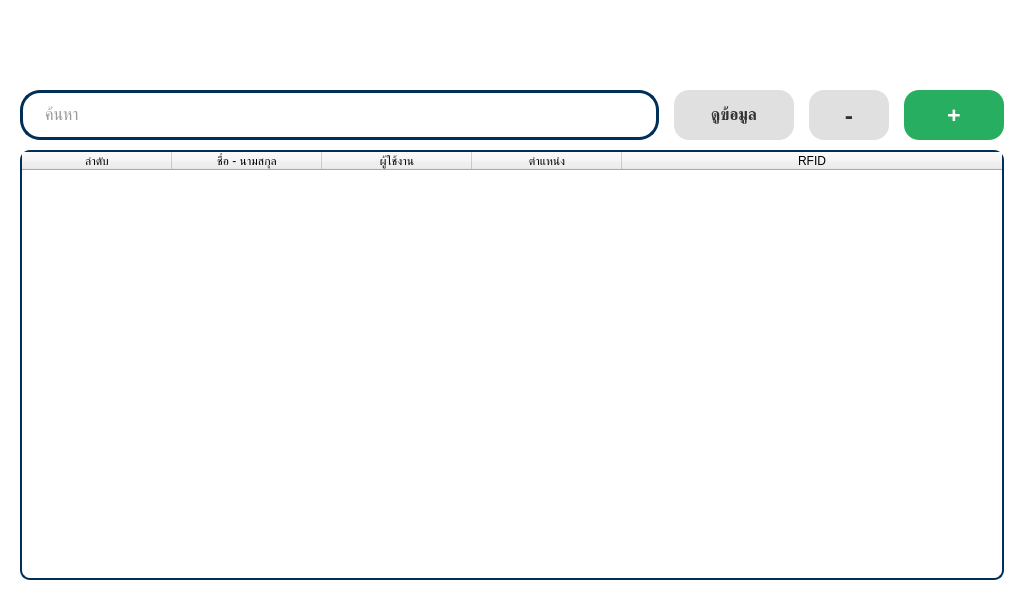
Above: ui/screens/user_lists.ui from admin-adasoft/A9 before the change. Below: the same form after it.
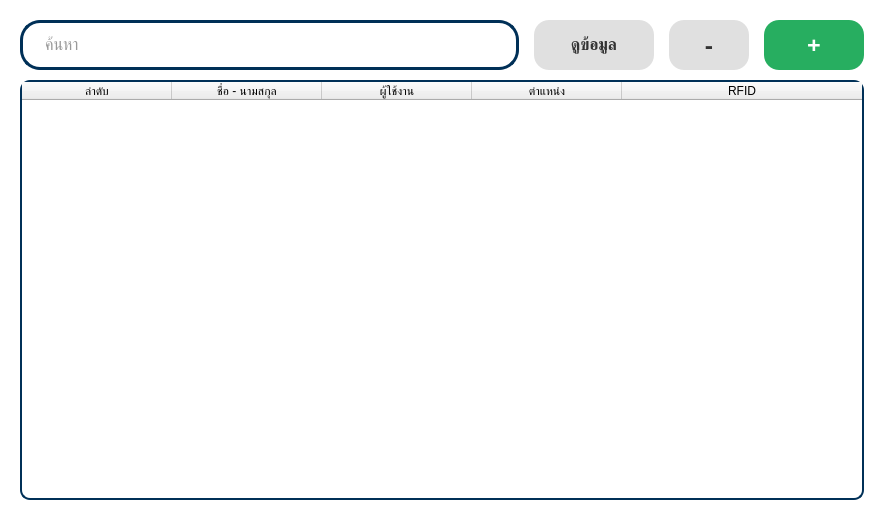
That is the form after the change. Custom widgets are drawn as their Qt base class.

```diff
--- a/ui/screens/user_lists.ui
+++ b/ui/screens/user_lists.ui
@@ -6,20 +6,20 @@
    <rect>
     <x>0</x>
     <y>0</y>
-    <width>1024</width>
-    <height>600</height>
+    <width>884</width>
+    <height>520</height>
    </rect>
   </property>
   <property name="minimumSize">
    <size>
-    <width>1024</width>
-    <height>600</height>
+    <width>884</width>
+    <height>520</height>
    </size>
   </property>
   <property name="maximumSize">
    <size>
-    <width>1024</width>
-    <height>600</height>
+    <width>884</width>
+    <height>520</height>
    </size>
   </property>
   <property name="font">
@@ -194,22 +194,6 @@
     <property name="bottomMargin">
      <number>20</number>
     </property>
-    <item>
-     <widget class="HeaderBWidget" name="ofrm_header" native="true">
-      <property name="minimumSize">
-       <size>
-        <width>0</width>
-        <height>80</height>
-       </size>
-      </property>
-      <property name="maximumSize">
-       <size>
-        <width>16777215</width>
-        <height>80</height>
-       </size>
-      </property>
-     </widget>
-    </item>
     <item>
      <spacer name="verticalSpacer">
       <property name="orientation">
@@ -221,7 +205,7 @@
       <property name="sizeHint" stdset="0">
        <size>
         <width>20</width>
-        <height>10</height>
+        <height>20</height>
        </size>
       </property>
      </spacer>
@@ -248,18 +232,6 @@
         <property name="spacing">
          <number>15</number>
         </property>
-        <property name="leftMargin">
-         <number>0</number>
-        </property>
-        <property name="topMargin">
-         <number>0</number>
-        </property>
-        <property name="rightMargin">
-         <number>0</number>
-        </property>
-        <property name="bottomMargin">
-         <number>0</number>
-        </property>
         <item>
          <widget class="QLineEdit" name="otxt_search">
           <property name="minimumSize">
@@ -277,7 +249,7 @@
           <property name="font">
            <font>
             <family>Poppins</family>
-            <pointsize>14</pointsize>
+            <pointsize>-1</pointsize>
            </font>
           </property>
           <property name="placeholderText">
@@ -432,14 +404,6 @@
    </layout>
   </widget>
  </widget>
- <customwidgets>
-  <customwidget>
-   <class>HeaderBWidget</class>
-   <extends>QWidget</extends>
-   <header location="global">src.ui.widgets.header_b_widget</header>
-   <container>1</container>
-  </customwidget>
- </customwidgets>
  <resources>
   <include location="../../assets/resources.qrc"/>
  </resources>
```
